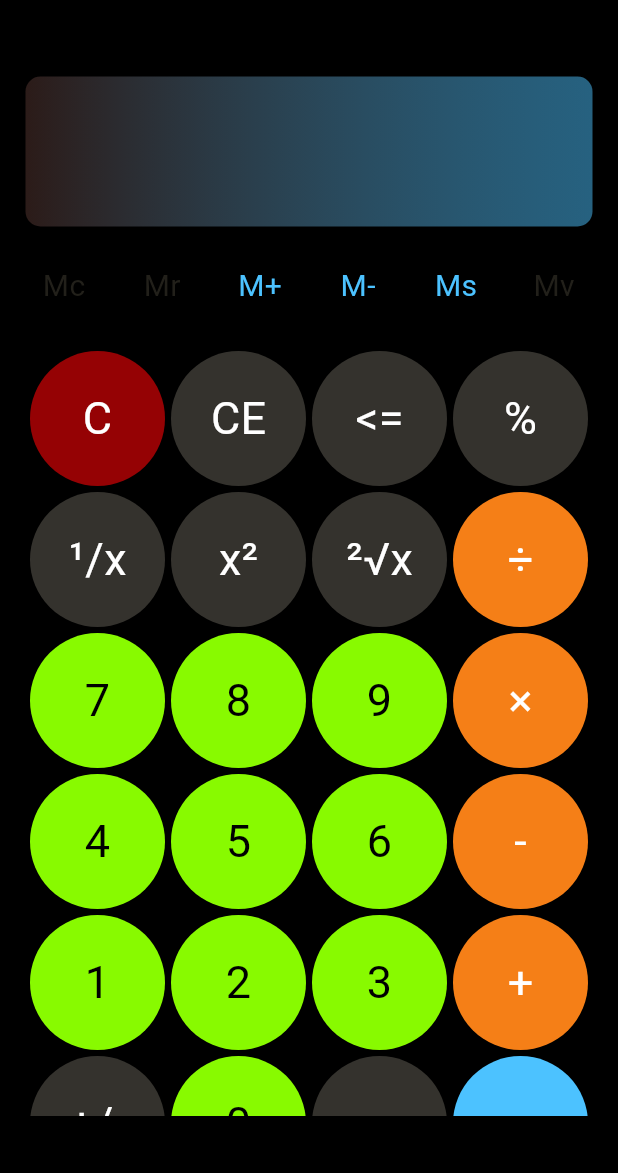
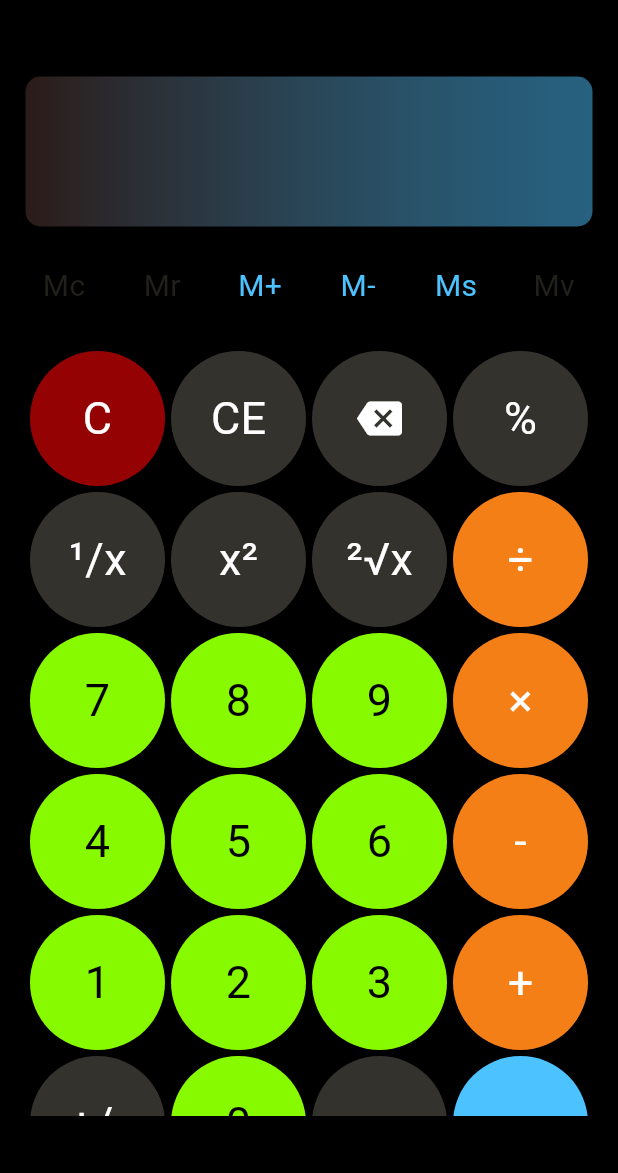
Before and after one commit to Bismark-Souza-Dev-Android/calculator_app, a Flutter app: the screen it shows after launch, on a phone screen of 412 x 824 dp, the part 63-1236 px from its top. Run offline on Flutter 3.47's test engine with Material 3 defaults, Android fonts, the phone set to English and light mode, and no system bars; our stand-ins replace flutter_bloc.

Commit message:
[FEATURE-CA001] concluido operacoes padroes para calculadora

```diff
--- a/lib/calculator_operations/presentation/widget/button_number.dart
+++ b/lib/calculator_operations/presentation/widget/button_number.dart
@@ -6,13 +6,14 @@ class ButtonNumber extends StatefulWidget {
   final void Function() onTap;
   final Color buttonColor;
   final Color textColor;
+  final IconData? icon;
 
   const ButtonNumber({
     super.key,
     required this.number,
     required this.onTap,
     required this.buttonColor,
-    required this.textColor,
+    required this.textColor, this.icon,
   });
 
   @override
@@ -45,7 +46,7 @@ class _ButtonNumberState extends State<ButtonNumber> {
               color: _isColor ? AppColors.secondaryColor : widget.buttonColor,
               borderRadius: BorderRadius.circular(50)),
           child: Center(
-              child: Text(
+              child: widget.icon != null ? Icon(widget.icon, size: 30, color: widget.textColor,) : Text(
             widget.number,
             style: TextStyle(fontSize: 30, color: widget.textColor),
           )),
--- a/lib/calculator_operations/presentation/widget/calculator_button_grid.dart
+++ b/lib/calculator_operations/presentation/widget/calculator_button_grid.dart
@@ -37,6 +37,7 @@ class CalculatorButtonGrid extends StatelessWidget {
         )
             : ButtonNumber(
           number: items[index],
+          icon: items[index] == '<=' ? Icons.backspace : null,
           onTap: () {
             onTap(items[index]);
           },
```
